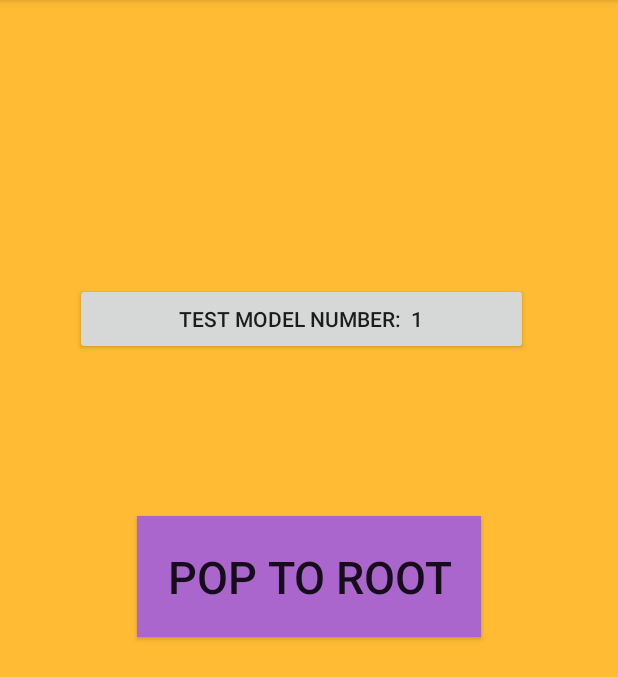
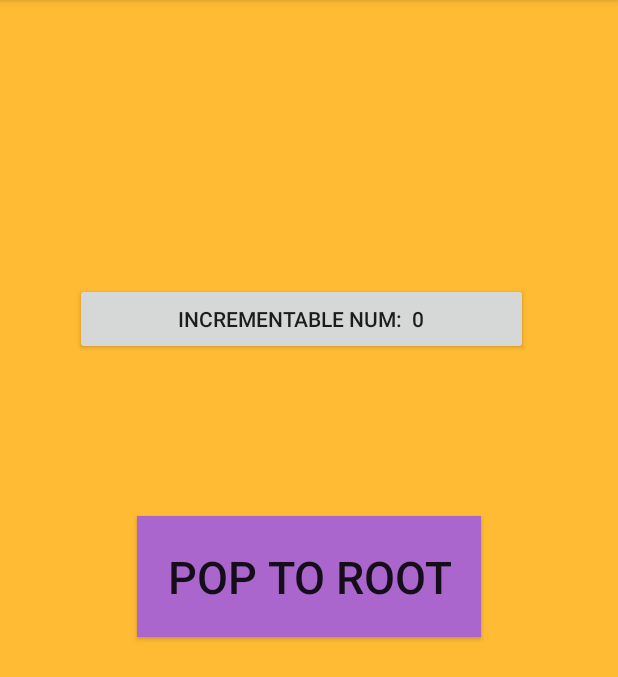
Before and after one commit to Appolica/FragmentControllerAndroid, an Android app: the screen it shows after launch (MainActivity), on a phone screen of 412 x 824 dp, the part 84-761 px from its top. Run offline under Robolectric (Android 15) with nearby library versions, the phone set to English and light mode, and no system bars; our stand-ins replace data binding.

Commit message:
Edit: Updated ConstraintLayout Edit: Using click listener interfaces for fragment buttons. Edit: Added a method in PushBody.Builder for setting a fragment and tag by using only ControllerFragmentType.

```diff
--- a/FragmentController/fragmentcontroller/src/main/java/com/appolica/fragmentcontroller/PushBody.java
+++ b/FragmentController/fragmentcontroller/src/main/java/com/appolica/fragmentcontroller/PushBody.java
@@ -87,6 +87,11 @@ class PushBody {
 
         public Builder addToBackStack(boolean toBackStack) {
             this.addToBackStack = toBackStack;
+            return this;
+        }
+
+        public Builder fragment(ControllerFragmentType fragmentType) {
+            fragment(fragmentType, fragmentType.getTag());
             return this;
         }
 
--- a/FragmentController/sample/build.gradle
+++ b/FragmentController/sample/build.gradle
@@ -34,5 +34,5 @@ dependencies {
     compile 'com.android.support:appcompat-v7:25.3.1'
     testCompile 'junit:junit:4.12'
     compile project(':fragmentcontroller')
-    compile 'com.android.support.constraint:constraint-layout:1.0.0-beta4'
+    compile 'com.android.support.constraint:constraint-layout:1.0.2'
 }
--- a/FragmentController/sample/src/main/java/com/appolica/sample/fragment/FragmentOne.java
+++ /dev/null
@@ -1,97 +0,0 @@
-package com.appolica.sample.fragment;
-
-import android.databinding.DataBindingUtil;
-import android.os.Bundle;
-import android.support.annotation.Nullable;
-import android.util.Log;
-import android.view.LayoutInflater;
-import android.view.View;
-import android.view.ViewGroup;
-
-import com.appolica.fragmentcontroller.FragmentController;
-import com.appolica.fragmentcontroller.fragment.DisabledAnimationFragment;
-import com.appolica.sample.R;
-import com.appolica.sample.databinding.FragmentOneBinding;
-import com.appolica.sample.model.TestModel;
-
-import java.lang.ref.SoftReference;
-
-
-public class FragmentOne extends DisabledAnimationFragment {
-    private static final String MODEL_STATE_KEY = "model_key";
-    private static final String TAG = "FragmentOne";
-    private TestModel model;
-    private SoftReference<FragmentOneBinding> binding;
-
-    @Override
-    public View onCreateView(LayoutInflater inflater, ViewGroup container,
-                             Bundle savedInstanceState) {
-        if (binding == null) {
-            binding = new SoftReference<>((FragmentOneBinding) DataBindingUtil.inflate(inflater, R.layout.fragment_one, container, false));
-
-            if (savedInstanceState == null) {
-                model = new TestModel("Test model number: ", 1);
-            } else {
-                model = (TestModel) savedInstanceState.getSerializable(MODEL_STATE_KEY);
-            }
-        } else if (binding.get() == null) {
-            Log.d(TAG, "onCreateView: the binding is null.......");
-            binding = new SoftReference<>((FragmentOneBinding) DataBindingUtil.inflate(inflater, R.layout.fragment_one, container, false));
-        }
-
-        binding.get().setModel(model);
-
-        return binding.get().getRoot();
-    }
-
-    @Override
-    public void onViewCreated(View view, @Nullable Bundle savedInstanceState) {
-        super.onViewCreated(view, savedInstanceState);
-
-        binding.get().middleText.setOnClickListener(new View.OnClickListener() {
-            @Override
-            public void onClick(View v) {
-                getFragmentController().popToRoot();
-            }
-        });
-
-        binding.get().getRoot().setBackgroundResource(android.R.color.holo_orange_light);
-
-        binding.get().buttonNext.setOnClickListener(new View.OnClickListener() {
-            @Override
-            public void onClick(View v) {
-                FragmentsType fragmentsType = FragmentsType.TWO;
-
-                getFragmentController().pushBody()
-                        .addToBackStack(true)
-                        .withAnimation(true)
-                        .fragment(fragmentsType, fragmentsType.getTag())
-                        .push();
-            }
-        });
-
-        binding.get().buttonPrev.setOnClickListener(new View.OnClickListener() {
-            @Override
-            public void onClick(View v) {
-                (getFragmentController()).pop(true);
-            }
-        });
-
-        binding.get().modelEditButton.setOnClickListener(new View.OnClickListener() {
-            @Override
-            public void onClick(View v) {
-                model.setNumber(model.getNumber() + 1);
-            }
-        });
-    }
-
-    private FragmentController getFragmentController() {
-        return (FragmentController) getParentFragment();
-    }
-
-    @Override
-    public void onSaveInstanceState(Bundle outState) {
-        super.onSaveInstanceState(outState);
-        outState.putSerializable(MODEL_STATE_KEY, model);
-    }
-}
--- a/FragmentController/sample/src/main/java/com/appolica/sample/fragment/FragmentsType.java
+++ b/FragmentController/sample/src/main/java/com/appolica/sample/fragment/FragmentsType.java
@@ -3,6 +3,8 @@ package com.appolica.sample.fragment;
 import android.support.v4.app.Fragment;
 
 import com.appolica.fragmentcontroller.fragment.ControllerFragmentType;
+import com.appolica.sample.fragment.one.FragmentOne;
+import com.appolica.sample.fragment.two.FragmentTwo;
 
 
 public enum FragmentsType implements ControllerFragmentType {
--- /dev/null
+++ b/FragmentController/sample/src/main/java/com/appolica/sample/fragment/NavigationClickListener.java
@@ -0,0 +1,6 @@
+package com.appolica.sample.fragment;
+
+public interface NavigationClickListener {
+    void onPrevClick();
+    void onNextClick();
+}
--- /dev/null
+++ b/FragmentController/sample/src/main/java/com/appolica/sample/fragment/one/FragmentOne.java
@@ -0,0 +1,81 @@
+package com.appolica.sample.fragment.one;
+
+import android.databinding.DataBindingUtil;
+import android.os.Bundle;
+import android.support.annotation.Nullable;
+import android.view.LayoutInflater;
+import android.view.View;
+import android.view.ViewGroup;
+
+import com.appolica.fragmentcontroller.FragmentController;
+import com.appolica.fragmentcontroller.fragment.DisabledAnimationFragment;
+import com.appolica.sample.R;
+import com.appolica.sample.databinding.FragmentOneBinding;
+import com.appolica.sample.fragment.FragmentsType;
+import com.appolica.sample.model.TestModel;
+
+
+public class FragmentOne extends DisabledAnimationFragment implements FragmentOneClickListener {
+    private static final String MODEL_STATE_KEY = "model_key";
+    private static final String TAG = "FragmentOne";
+    private FragmentOneBinding binding;
+
+    @Override
+    public View onCreateView(LayoutInflater inflater, ViewGroup container,
+                             Bundle savedInstanceState) {
+
+        binding = DataBindingUtil.inflate(inflater, R.layout.fragment_one, container, false);
+
+        return binding.getRoot();
+    }
+
+    @Override
+    public void onViewCreated(View view, @Nullable Bundle savedInstanceState) {
+        super.onViewCreated(view, savedInstanceState);
+
+        TestModel model;
+        if (savedInstanceState == null) {
+            model = new TestModel("incrementable num: ", 0);
+        } else {
+            model = (TestModel) savedInstanceState.getSerializable(MODEL_STATE_KEY);
+        }
+
+        binding.setModel(model);
+        binding.setClickListener(this);
+    }
+
+    @Override
+    public void onSaveInstanceState(Bundle outState) {
+        super.onSaveInstanceState(outState);
+        outState.putSerializable(MODEL_STATE_KEY, binding.getModel());
+    }
+
+    @Override
+    public void onPrevClick() {
+        getFragmentController().pop(true);
+    }
+
+    @Override
+    public void onNextClick() {
+        getFragmentController().pushBody()
+                .addToBackStack(true)
+                .withAnimation(true)
+                .fragment(FragmentsType.TWO)
+                .push();
+    }
+
+    @Override
+    public void onPopToRootClick() {
+        getFragmentController().popToRoot();
+    }
+
+    @Override
+    public void onBtnIncrementClick() {
+        final TestModel model = binding.getModel();
+        model.setNumber(model.getNumber() + 1);
+    }
+
+    private FragmentController getFragmentController() {
+        return (FragmentController) getParentFragment();
+    }
+}
--- /dev/null
+++ b/FragmentController/sample/src/main/java/com/appolica/sample/fragment/one/FragmentOneClickListener.java
@@ -0,0 +1,11 @@
+package com.appolica.sample.fragment.one;
+
+import com.appolica.sample.fragment.NavigationClickListener;
+
+
+public interface FragmentOneClickListener extends NavigationClickListener {
+
+    void onPopToRootClick();
+
+    void onBtnIncrementClick();
+}
--- a/FragmentController/sample/src/main/res/layout/fragment_one.xml
+++ b/FragmentController/sample/src/main/res/layout/fragment_one.xml
@@ -4,37 +4,47 @@
 
     <data>
 
+        <import type="com.appolica.sample.fragment.one.FragmentOneClickListener"/>
+
         <variable
             name="model"
             type="com.appolica.sample.model.TestModel" />
+
+        <variable
+            name="clickListener"
+            type="FragmentOneClickListener"/>
+
     </data>
 
     <android.support.constraint.ConstraintLayout
         android:layout_width="match_parent"
         android:layout_height="match_parent"
-        android:orientation="vertical">
+        android:orientation="vertical"
+        android:background="@android:color/holo_orange_light">
 
         <Button
-            android:id="@+id/middleText"
+            android:id="@+id/popToRoot"
             android:layout_width="wrap_content"
             android:layout_height="wrap_content"
             android:background="@android:color/holo_purple"
             android:padding="20dp"
             android:text="Pop to root"
             android:textSize="30dp"
+            android:onClick="@{() -> clickListener.onPopToRootClick()}"
             app:layout_constraintBottom_toBottomOf="parent"
             app:layout_constraintLeft_toLeftOf="parent"
             app:layout_constraintRight_toRightOf="parent"
             app:layout_constraintTop_toTopOf="parent" />
 
         <Button
-            android:id="@+id/modelEditButton"
+            android:id="@+id/buttonIncrementNumber"
             android:layout_width="0dp"
             android:layout_height="48dp"
             android:layout_marginEnd="60dp"
             android:layout_marginStart="50dp"
             android:text="@{model.name + ' ' + model.number}"
-            app:layout_constraintBottom_toBottomOf="@+id/middleText"
+            android:onClick="@{() -> clickListener.onBtnIncrementClick()}"
+            app:layout_constraintBottom_toBottomOf="@+id/popToRoot"
             app:layout_constraintLeft_toLeftOf="parent"
             app:layout_constraintRight_toRightOf="parent"
             app:layout_constraintTop_toTopOf="parent" />
@@ -44,10 +54,11 @@
             android:layout_width="200dp"
             android:layout_height="60dp"
             android:text="next"
+            android:onClick="@{() -> clickListener.onNextClick()}"
             app:layout_constraintBottom_toBottomOf="parent"
             app:layout_constraintLeft_toLeftOf="parent"
             app:layout_constraintRight_toRightOf="parent"
-            app:layout_constraintTop_toTopOf="@+id/middleText" />
+            app:layout_constraintTop_toTopOf="@+id/popToRoot" />
 
         <Button
             android:id="@+id/buttonPrev"
@@ -55,6 +66,7 @@
             android:layout_height="60dp"
             android:layout_marginTop="10dp"
             android:text="previous"
+            android:onClick="@{() -> clickListener.onPrevClick()}"
             app:layout_constraintLeft_toLeftOf="parent"
             app:layout_constraintRight_toRightOf="parent"
             app:layout_constraintTop_toBottomOf="@+id/buttonNext" />
```
Also changed, not shown: FragmentController/sample/src/main/java/com/appolica/sample/fragment/FragmentTwo.java (deleted, +0 -80 lines), FragmentController/sample/src/main/java/com/appolica/sample/fragment/two/FragmentTwo.java (added, +65 -0 lines), FragmentController/sample/src/main/java/com/appolica/sample/fragment/two/FragmentTwoClickListener.java (added, +9 -0 lines), FragmentController/sample/src/main/res/layout/fragment_two.xml (+14 -1 lines).
